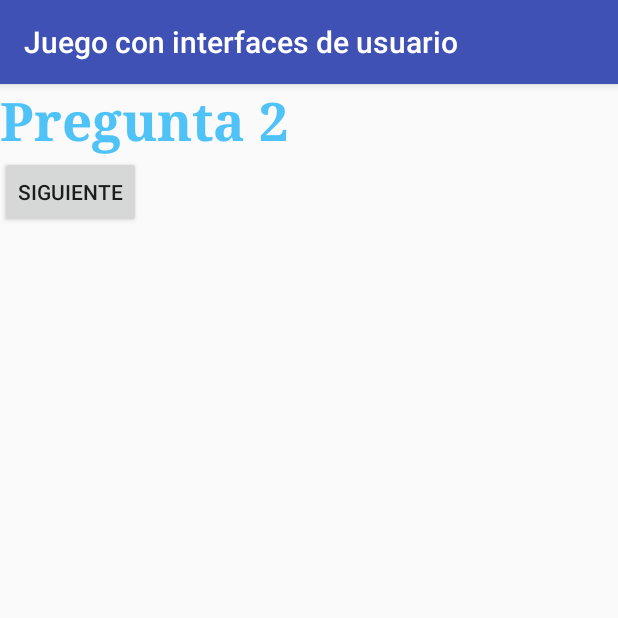
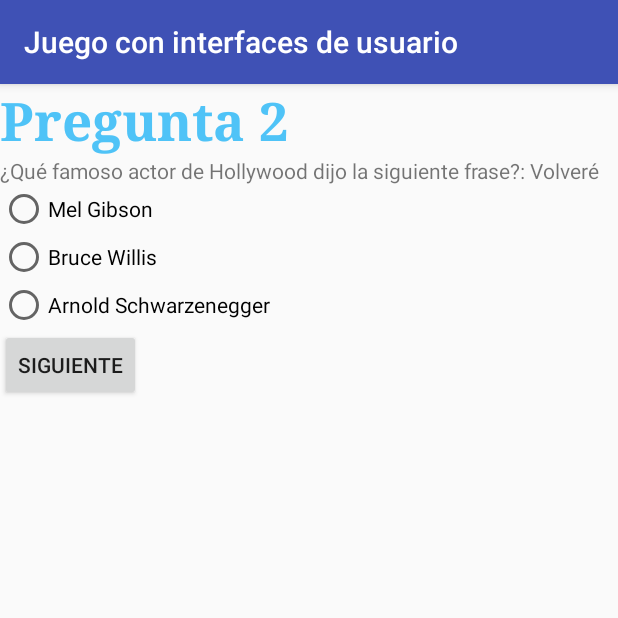
Before and after one commit to carlosgarciahernan/LDM-practica-T1, an Android app: the screen it shows after launch (MainActivity), after a tap on "SIGUIENTE", on a phone screen of 412 x 824 dp, the top half of it. Run offline under Robolectric (Android 15) with nearby library versions, the phone set to English and light mode, and no system bars.

Commit message:
Preguntas
Aparecen las preguntas y posibles respuestas en pantalla. Pero no se puntúa de ninguna forma

```diff
--- a/JuegoConInterfacesDeUsuario/app/src/main/java/com/example/carlo/juegoconinterfacesdeusuario/MainActivity.java
+++ b/JuegoConInterfacesDeUsuario/app/src/main/java/com/example/carlo/juegoconinterfacesdeusuario/MainActivity.java
@@ -6,6 +6,7 @@ import android.view.View;
 import android.widget.Button;
 import android.widget.CheckBox;
 import android.widget.RadioButton;
+import android.widget.RadioGroup;
 import android.widget.TextView;
 
 import org.w3c.dom.Text;
@@ -30,19 +31,34 @@ public class MainActivity extends AppCompatActivity {
         // Botón siguiente
         Button btnNext = (Button) findViewById(R.id.btnNext);
         final TextView cntP = (TextView) findViewById(R.id.cntP);
+        final TextView prgnt = (TextView) findViewById(R.id.prgnt);
+        final RadioButton rpst1 = (RadioButton) findViewById(R.id.rpst1);
+        final RadioButton rpst2 = (RadioButton) findViewById(R.id.rpst2);
+        final RadioButton rpst3 = (RadioButton) findViewById(R.id.rpst3);
+        prgnt.setText(lista_preguntas[0].getPregunta());
+        rpst1.setText(lista_preguntas[0].getRespuesta1());
+        rpst2.setText(lista_preguntas[0].getRespuesta2());
+        rpst3.setText(lista_preguntas[0].getRespuesta3());
         btnNext.setOnClickListener(new View.OnClickListener(){
             public void onClick(View v){
-                pasarDePregunta(cntP);
+                pasarDePregunta(cntP, prgnt, rpst1, rpst2, rpst3);
             }
         });
+
 
     }
 
 
-    private void pasarDePregunta(TextView cntP){
+    private void pasarDePregunta(TextView cntP, TextView prgnt, RadioButton rpst1, RadioButton rpst2, RadioButton rpst3){
         String texto = "Pregunta "+contadorPreguntas;
         contadorPreguntas++;
         cntP.setText(texto);
+        if(contadorPreguntas==5)
+            contadorPreguntas=0;
+        prgnt.setText(lista_preguntas[contadorPreguntas].getPregunta());
+        rpst1.setText(lista_preguntas[contadorPreguntas].getRespuesta1());
+        rpst2.setText(lista_preguntas[contadorPreguntas].getRespuesta2());
+        rpst3.setText(lista_preguntas[contadorPreguntas].getRespuesta3());
 
     }
 }
--- a/JuegoConInterfacesDeUsuario/app/src/main/res/layout/activity_main.xml
+++ b/JuegoConInterfacesDeUsuario/app/src/main/res/layout/activity_main.xml
@@ -17,12 +17,43 @@
         android:text="Pregunta 1" />
 
 
+    // Muestra las preguntas y las respuestas
+    <RadioGroup
+        android:id="@+id/grpPrgnt"
+        android:layout_width="wrap_content"
+        android:layout_height="wrap_content"
+        android:orientation="vertical"
+        >
+
+        <TextView
+            android:id="@+id/prgnt"
+            android:layout_width="wrap_content"
+            android:layout_height="wrap_content" />
+
+        <RadioButton
+            android:id="@+id/rpst1"
+            android:layout_width="wrap_content"
+            android:layout_height="wrap_content"/>
+
+        <RadioButton
+            android:id="@+id/rpst2"
+            android:layout_width="wrap_content"
+            android:layout_height="wrap_content"/>
+
+        <RadioButton
+            android:id="@+id/rpst3"
+            android:layout_width="wrap_content"
+            android:layout_height="wrap_content"/>
+
+    </RadioGroup>
+
     // Botón para pasar de pregunta
     <Button
         android:id="@+id/btnNext"
         android:layout_width="wrap_content"
         android:layout_height="wrap_content"
-        android:text="@string/SIGUIENTE"/>
+        android:text="@string/SIGUIENTE"
+        android:layout_gravity="bottom"/>
 
 
 
```
